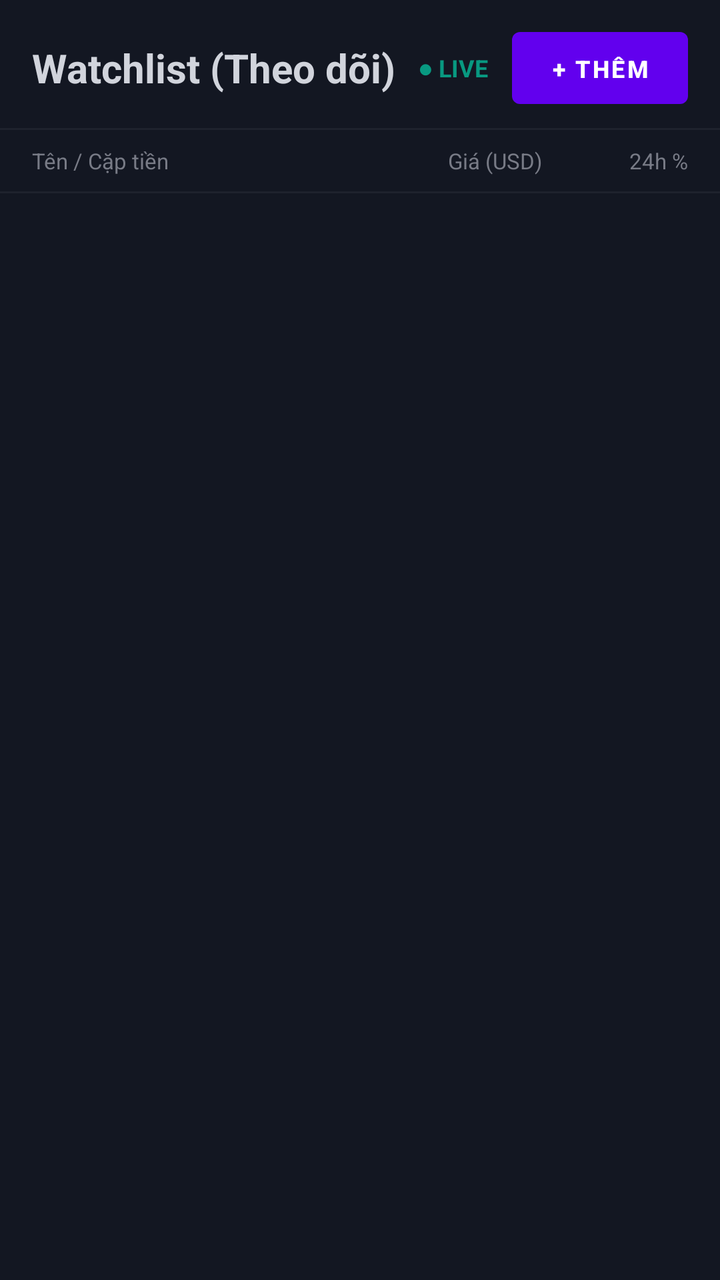
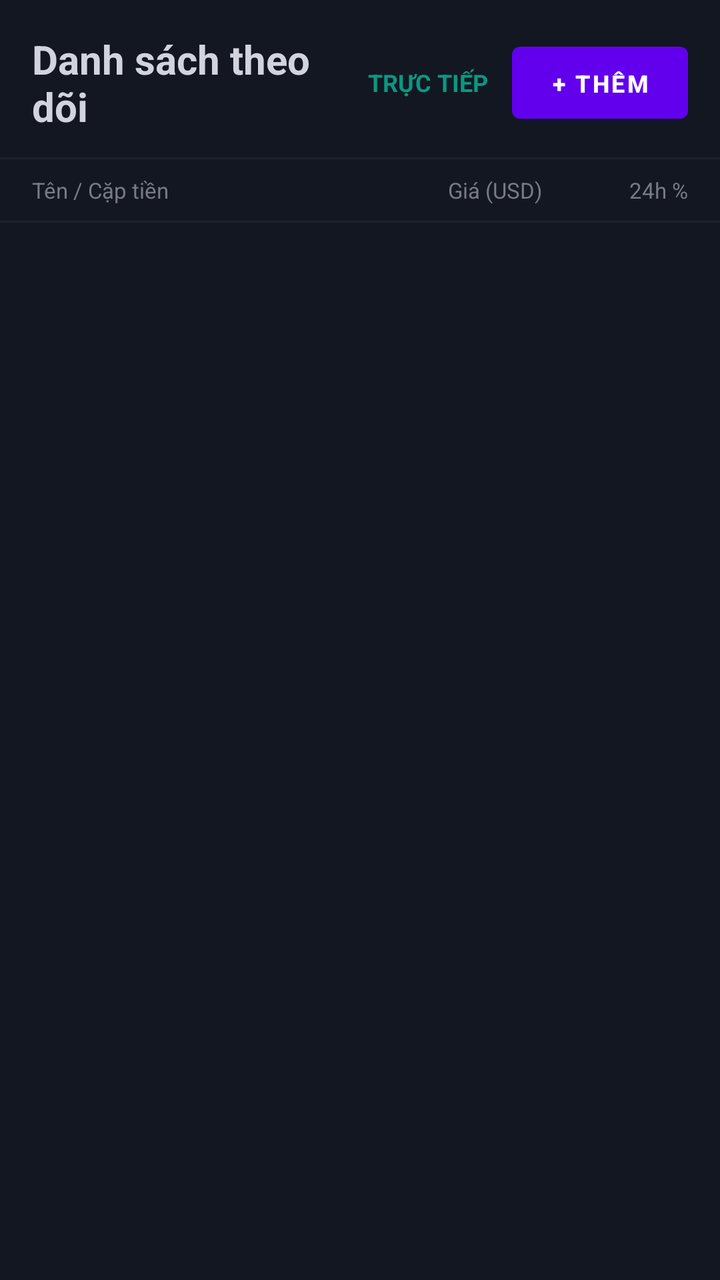

The first picture is an Android layout as it rendered before a commit; the second is the same layout after the commit. The layout source and the unified diff follow.
<!-- AndroidManifest.xml: application theme Theme.NHUMONGLENH -->
<!-- res/layout/fragment_watchlist.xml -->
<?xml version="1.0" encoding="utf-8"?>
<LinearLayout xmlns:android="http://schemas.android.com/apk/res/android"
    android:layout_width="match_parent"
    android:layout_height="match_parent"
    android:background="@color/tv_bg"
    android:orientation="vertical">

    
    <LinearLayout
        android:layout_width="match_parent"
        android:layout_height="wrap_content"
        android:orientation="horizontal"
        android:paddingStart="16dp"
        android:paddingEnd="16dp"
        android:paddingTop="16dp"
        android:paddingBottom="12dp"
        android:background="@color/tv_bg"
        android:gravity="center_vertical">

        <TextView
            android:layout_width="0dp"
            android:layout_height="wrap_content"
            android:layout_weight="1"
            android:text="Watchlist (Theo dõi)"
            android:textColor="@color/tv_text_primary"
            android:textSize="20sp"
            android:textStyle="bold" />

        <TextView
            android:id="@+id/tvWatchlistStatus"
            android:layout_width="wrap_content"
            android:layout_height="wrap_content"
            android:text="● LIVE"
            android:textColor="#089981"
            android:textSize="12sp"
            android:textStyle="bold"
            android:layout_marginEnd="12dp" />

        <Button
            android:id="@+id/btnAddWatchlist"
            android:layout_width="wrap_content"
            android:layout_height="36dp"
            android:text="+ Thêm"
            android:textColor="#FFFFFF"
            android:textSize="12sp"
            android:textStyle="bold"
            android:paddingStart="12dp"
            android:paddingEnd="12dp"
            android:background="@drawable/bg_percent_badge" />

    </LinearLayout>

    
    <TextView
        android:id="@+id/tvOfflineNotice"
        android:layout_width="match_parent"
        android:layout_height="wrap_content"
        android:background="#D32F2F"
        android:textColor="#FFFFFF"
        android:textSize="11sp"
        android:padding="6dp"
        android:gravity="center"
        android:text="⚠️ CHẾ ĐỘ OFFLINE: Hiển thị giá lưu tạm trong Room DB"
        android:visibility="gone" />

    
    <View
        android:layout_width="match_parent"
        android:layout_height="1dp"
        android:background="@color/tv_surface" />

    
    <LinearLayout
        android:layout_width="match_parent"
        android:layout_height="wrap_content"
        android:orientation="horizontal"
        android:paddingStart="16dp"
        android:paddingEnd="16dp"
        android:paddingTop="8dp"
        android:paddingBottom="8dp">

        <TextView
            android:layout_width="0dp"
            android:layout_height="wrap_content"
            android:layout_weight="2"
            android:text="Tên / Cặp tiền"
            android:textColor="@color/tv_text_secondary"
            android:textSize="11sp" />

        <TextView
            android:layout_width="0dp"
            android:layout_height="wrap_content"
            android:layout_weight="1.5"
            android:text="Giá (USD)"
            android:gravity="end"
            android:textColor="@color/tv_text_secondary"
            android:textSize="11sp" />

        <TextView
            android:layout_width="0dp"
            android:layout_height="wrap_content"
            android:layout_weight="1"
            android:text="24h %"
            android:gravity="end"
            android:textColor="@color/tv_text_secondary"
            android:textSize="11sp" />

    </LinearLayout>

    
    <View
        android:layout_width="match_parent"
        android:layout_height="1dp"
        android:background="@color/tv_surface" />

    <FrameLayout
        android:layout_width="match_parent"
        android:layout_height="0dp"
        android:layout_weight="1">

        
        <ProgressBar
            android:id="@+id/pbWatchlist"
            android:layout_width="wrap_content"
            android:layout_height="wrap_content"
            android:layout_gravity="center"
            android:visibility="gone" />

        
        <TextView
            android:id="@+id/tvEmptyWatchlist"
            android:layout_width="wrap_content"
            android:layout_height="wrap_content"
            android:layout_gravity="center"
            android:textColor="@color/tv_text_secondary"
            android:textSize="14sp"
            android:text="Đang tải danh sách theo dõi..."
            android:visibility="gone" />

        
        <androidx.recyclerview.widget.RecyclerView
            android:id="@+id/rvWatchlist"
            android:layout_width="match_parent"
            android:layout_height="match_parent"
            android:clipToPadding="false"
            android:paddingBottom="8dp" />

    </FrameLayout>

</LinearLayout>
<!-- resources referenced by this layout -->
<resources>
  <color name="tv_bg">#131722</color>
  <color name="tv_surface">#1E222D</color>
  <color name="tv_text_primary">#D1D4DC</color>
  <color name="tv_text_secondary">#787B86</color>
  <!-- drawable bg_percent_badge (drawable) -->
  <?xml version="1.0" encoding="utf-8"?>
  <shape xmlns:android="http://schemas.android.com/apk/res/android"
      android:shape="rectangle">
      <solid android:color="#089981" />
      <corners android:radius="4dp" />
  </shape>
  <style name="Theme.NHUMONGLENH" parent="Theme.MaterialComponents.DayNight.DarkActionBar">
          
          <item name="colorPrimary">@color/purple_500</item>
          <item name="colorPrimaryVariant">@color/purple_700</item>
          <item name="colorOnPrimary">@color/white</item>
          
          <item name="colorSecondary">@color/teal_200</item>
          <item name="colorSecondaryVariant">@color/teal_700</item>
          <item name="colorOnSecondary">@color/black</item>
          
          <item name="android:statusBarColor">?attr/colorPrimaryVariant</item>
          
      </style>
  <color name="purple_500">#FF6200EE</color>
  <color name="purple_700">#FF3700B3</color>
  <color name="white">#FFFFFFFF</color>
  <color name="teal_200">#FF03DAC5</color>
  <color name="teal_700">#FF018786</color>
  <color name="black">#FF000000</color>
</resources>

<!-- the commit's change to res/layout/fragment_watchlist.xml (unified diff, before → after) -->
@@ -21,7 +21,7 @@
             android:layout_width="0dp"
             android:layout_height="wrap_content"
             android:layout_weight="1"
-            android:text="Watchlist (Theo dõi)"
+            android:text="Danh sách theo dõi"
             android:textColor="@color/tv_text_primary"
             android:textSize="20sp"
             android:textStyle="bold" />
@@ -30,7 +30,7 @@
             android:id="@+id/tvWatchlistStatus"
             android:layout_width="wrap_content"
             android:layout_height="wrap_content"
-            android:text="● LIVE"
+            android:text="TRỰC TIẾP"
             android:textColor="#089981"
             android:textSize="12sp"
             android:textStyle="bold"
@@ -60,7 +60,7 @@
         android:textSize="11sp"
         android:padding="6dp"
         android:gravity="center"
-        android:text="⚠️ CHẾ ĐỘ OFFLINE: Hiển thị giá lưu tạm trong Room DB"
+        android:text="CHẾ ĐỘ NGOẠI TUYẾN: Hiển thị giá đã lưu trên thiết bị"
         android:visibility="gone" />
 
     
